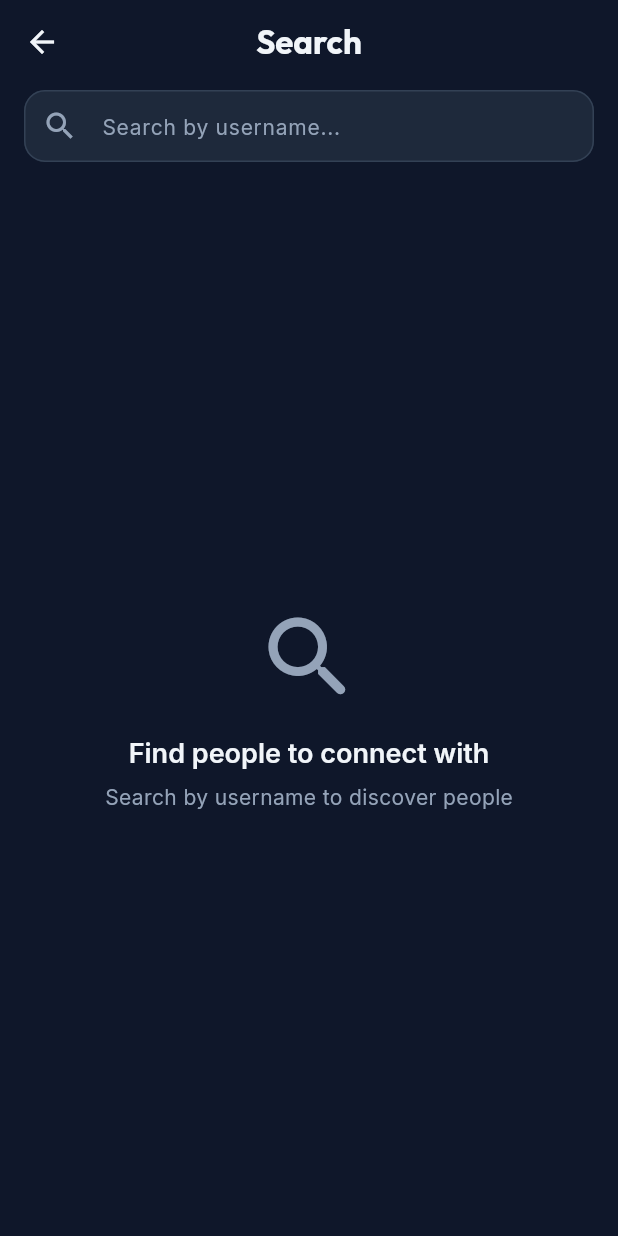
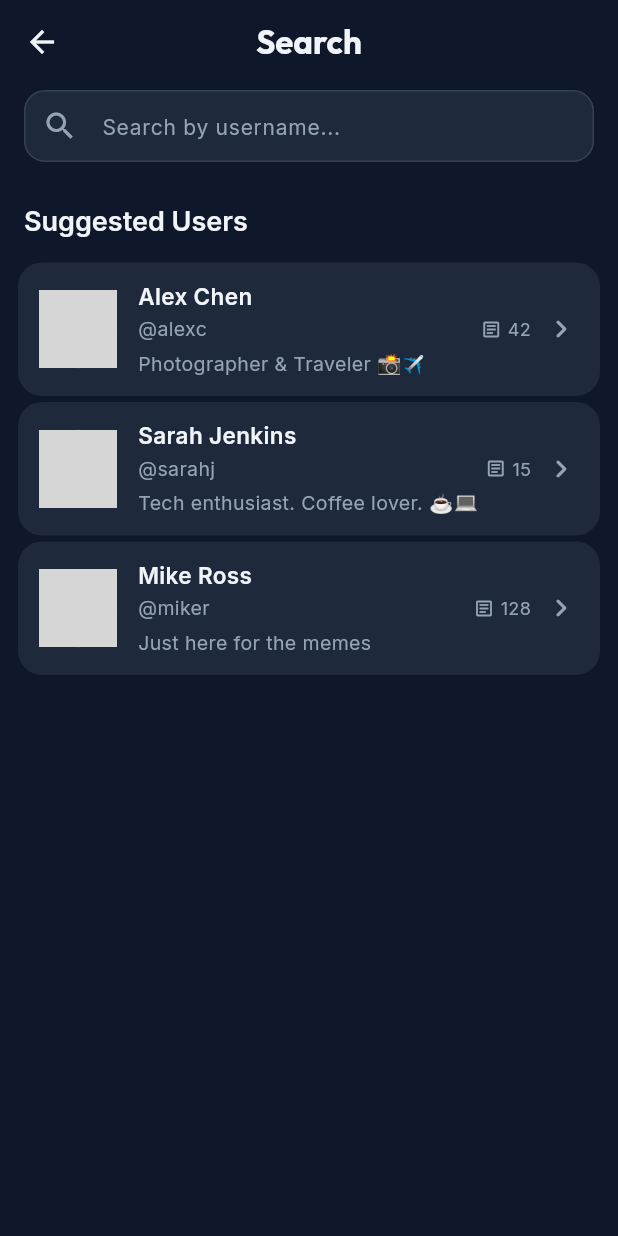
Before and after one commit to musab-18/FLUTTER-FINAL-TASK, a Flutter app: the SearchScreen screen opened directly, on a phone screen of 412 x 824 dp. Run offline on Flutter 3.47's test engine with Material 3 defaults, Android fonts, the phone set to English and light mode, and no system bars; our stand-ins replace cached_network_image, cloud_firestore, firebase_auth, firebase_core, firebase_storage, flutter_animate and 3 more; accounts and stored records are empty; network calls fail; grey boxes are pictures that could not be loaded.

Commit message:
Add dummy data fallback across all screens

```diff
--- a/lib/screens/home/home_screen.dart
+++ b/lib/screens/home/home_screen.dart
@@ -1,8 +1,6 @@
 import 'package:flutter/material.dart';
-import 'package:lottie/lottie.dart';
 import 'package:provider/provider.dart';
 import '../../core/app_theme.dart';
-import '../../providers/auth_provider.dart';
 import '../../providers/post_provider.dart';
 import '../../widgets/post_card.dart';
 import '../../widgets/skeleton_loader.dart';
--- a/lib/screens/main/main_screen.dart
+++ b/lib/screens/main/main_screen.dart
@@ -1,7 +1,5 @@
 import 'package:flutter/material.dart';
-import 'package:provider/provider.dart';
 import '../../core/app_theme.dart';
-import '../../providers/auth_provider.dart';
 import '../home/home_screen.dart';
 import '../search/search_screen.dart';
 import '../notifications/notifications_screen.dart';
--- a/lib/screens/search/search_screen.dart
+++ b/lib/screens/search/search_screen.dart
@@ -4,7 +4,8 @@ import 'package:cloud_firestore/cloud_firestore.dart';
 import '../../core/app_theme.dart';
 import '../../core/constants.dart';
 import '../../models/user_model.dart';
-import 'user_profile_screen.dart';
+import '../../utils/dummy_data.dart';
+import '../profile/user_profile_screen.dart';
 
 class SearchScreen extends StatefulWidget {
   const SearchScreen({super.key});
@@ -100,20 +101,23 @@ class _SearchScreenState extends State<SearchScreen> {
     }
 
     if (!_hasSearched) {
-      return Center(
-        child: Column(
-          mainAxisAlignment: MainAxisAlignment.center,
-          children: [
-            const Icon(Icons.search_rounded,
-                size: 72, color: AppTheme.textSecondary),
-            const SizedBox(height: 16),
-            Text('Find people to connect with',
+      return Column(
+        crossAxisAlignment: CrossAxisAlignment.start,
+        children: [
+          Padding(
+            padding: const EdgeInsets.all(16),
+            child: Text('Suggested Users',
                 style: Theme.of(context).textTheme.titleLarge),
-            const SizedBox(height: 8),
-            const Text('Search by username to discover people',
-                style: TextStyle(color: AppTheme.textSecondary)),
-          ],
-        ),
+          ),
+          Expanded(
+            child: ListView.separated(
+              padding: const EdgeInsets.symmetric(horizontal: 12),
+              itemCount: DummyData.users.length,
+              separatorBuilder: (_, __) => const SizedBox(height: 4),
+              itemBuilder: (_, i) => _UserTile(user: DummyData.users[i]),
+            ),
+          ),
+        ],
       );
     }
 
--- /dev/null
+++ b/lib/utils/dummy_data.dart
@@ -0,0 +1,158 @@
+import '../models/post_model.dart';
+import '../models/user_model.dart';
+import '../models/notification_model.dart';
+import '../models/comment_model.dart';
+
+class DummyData {
+  static final List<UserModel> users = [
+    UserModel(
+      uid: 'dummy_u1',
+      email: 'alex@example.com',
+      displayName: 'Alex Chen',
+      username: 'alexc',
+      bio: 'Photographer & Traveler 📸✈️',
+      photoUrl: 'https://images.unsplash.com/photo-1535713875002-d1d0cf377fde?w=200&fit=crop',
+      followersCount: 1240,
+      followingCount: 340,
+      postsCount: 42,
+      createdAt: DateTime.now().subtract(const Duration(days: 100)),
+    ),
+    UserModel(
+      uid: 'dummy_u2',
+      email: 'sarah@example.com',
+      displayName: 'Sarah Jenkins',
+      username: 'sarahj',
+      bio: 'Tech enthusiast. Coffee lover. ☕️💻',
+      photoUrl: 'https://images.unsplash.com/photo-1494790108377-be9c29b29330?w=200&fit=crop',
+      followersCount: 890,
+      followingCount: 450,
+      postsCount: 15,
+      createdAt: DateTime.now().subtract(const Duration(days: 50)),
+    ),
+    UserModel(
+      uid: 'dummy_u3',
+      email: 'mike@example.com',
+      displayName: 'Mike Ross',
+      username: 'miker',
+      bio: 'Just here for the memes',
+      photoUrl: 'https://images.unsplash.com/photo-1599566150163-29194dcaad36?w=200&fit=crop',
+      followersCount: 5200,
+      followingCount: 120,
+      postsCount: 128,
+      createdAt: DateTime.now().subtract(const Duration(days: 300)),
+    ),
+  ];
+
+  static final List<PostModel> posts = [
+    PostModel(
+      id: 'dummy_p1',
+      authorId: users[0].uid,
+      authorName: users[0].displayName,
+      authorUsername: users[0].username,
+      authorPhotoUrl: users[0].photoUrl,
+      content: 'Just finished setting up my new workspace! What do you guys think? 🚀💻 #workspace #coding',
+      imageUrl: 'https://images.unsplash.com/photo-1498050108023-c5249f4df085?w=600&fit=crop',
+      likesCount: 142,
+      commentsCount: 23,
+      likedBy: ['dummy_u2', 'dummy_u3'],
+      createdAt: DateTime.now().subtract(const Duration(hours: 2)),
+    ),
+    PostModel(
+      id: 'dummy_p2',
+      authorId: users[1].uid,
+      authorName: users[1].displayName,
+      authorUsername: users[1].username,
+      authorPhotoUrl: users[1].photoUrl,
+      content: 'Taking a quick coffee break before diving into the next project. Anyone else fueled by caffeine today? ☕️✨',
+      imageUrl: 'https://images.unsplash.com/photo-1511920170033-f8396924c348?w=600&fit=crop',
+      likesCount: 89,
+      commentsCount: 5,
+      likedBy: ['dummy_u1'],
+      createdAt: DateTime.now().subtract(const Duration(hours: 5)),
+    ),
+    PostModel(
+      id: 'dummy_p3',
+      authorId: users[2].uid,
+      authorName: users[2].displayName,
+      authorUsername: users[2].username,
+      authorPhotoUrl: users[2].photoUrl,
+      content: 'Remember that consistency is key. Small steps every day lead to massive results over time. Keep going! 💪',
+      likesCount: 342,
+      commentsCount: 45,
+      likedBy: ['dummy_u1', 'dummy_u2'],
+      createdAt: DateTime.now().subtract(const Duration(days: 1)),
+    ),
+    PostModel(
+      id: 'dummy_p4',
+      authorId: users[0].uid,
+      authorName: users[0].displayName,
+      authorUsername: users[0].username,
+      authorPhotoUrl: users[0].photoUrl,
+      content: 'Sunset at the beach today was absolutely unreal. Nature really is the best artist. 🌅🌊',
+      imageUrl: 'https://images.unsplash.com/photo-1507525428034-b723cf961d3e?w=600&fit=crop',
+      likesCount: 512,
+      commentsCount: 34,
+      likedBy: ['dummy_u1', 'dummy_u2', 'dummy_u3'],
+      createdAt: DateTime.now().subtract(const Duration(days: 2)),
+    ),
+  ];
+
+  static final List<NotificationModel> notifications = [
+    NotificationModel(
+      id: 'dummy_n1',
+      recipientId: 'current_user',
+      senderId: users[1].uid,
+      senderName: users[1].displayName,
+      senderPhotoUrl: users[1].photoUrl,
+      type: NotificationType.like,
+      message: '${users[1].displayName} liked your post',
+      isRead: false,
+      createdAt: DateTime.now().subtract(const Duration(minutes: 15)),
+    ),
+    NotificationModel(
+      id: 'dummy_n2',
+      recipientId: 'current_user',
+      senderId: users[0].uid,
+      senderName: users[0].displayName,
+      senderPhotoUrl: users[0].photoUrl,
+      type: NotificationType.comment,
+      message: '${users[0].displayName} commented: "This looks amazing! 🔥"',
+      isRead: true,
+      createdAt: DateTime.now().subtract(const Duration(hours: 2)),
+    ),
+    NotificationModel(
+      id: 'dummy_n3',
+      recipientId: 'current_user',
+      senderId: users[2].uid,
+      senderName: users[2].displayName,
+      senderPhotoUrl: users[2].photoUrl,
+      type: NotificationType.follow,
+      message: '${users[2].displayName} started following you',
+      isRead: true,
+      createdAt: DateTime.now().subtract(const Duration(days: 1)),
+    ),
+  ];
+
+  static final List<CommentModel> comments = [
+    CommentModel(
+      id: 'dummy_c1',
+      postId: 'dummy_p1',
+      authorId: users[1].uid,
+      authorName: users[1].displayName,
+      authorUsername: users[1].username,
+      authorPhotoUrl: users[1].photoUrl,
+      content: 'Looks amazing! What monitor is that?',
+      createdAt: DateTime.now().subtract(const Duration(minutes: 30)),
+    ),
+    CommentModel(
+      id: 'dummy_c2',
+      postId: 'dummy_p1',
+      authorId: users[2].uid,
+      authorName: users[2].displayName,
+      authorUsername: users[2].username,
+      authorPhotoUrl: users[2].photoUrl,
+      content: 'Super clean setup bro 🔥',
+      createdAt: DateTime.now().subtract(const Duration(minutes: 15)),
+    ),
+  ];
+}
--- a/lib/widgets/post_card.dart
+++ b/lib/widgets/post_card.dart
@@ -7,8 +7,8 @@ import '../../core/app_theme.dart';
 import '../../models/post_model.dart';
 import '../../providers/auth_provider.dart';
 import '../../providers/post_provider.dart';
-import '../profile/user_profile_screen.dart';
-import '../post/comments_screen.dart';
+import '../screens/profile/user_profile_screen.dart';
+import '../screens/post/comments_screen.dart';
 
 class PostCard extends StatefulWidget {
   final PostModel post;
```
Also changed, not shown: lib/providers/post_provider.dart (+11 -0 lines), lib/screens/notifications/notifications_screen.dart (+4 -17 lines), lib/screens/post/comments_screen.dart (+6 -18 lines), lib/screens/profile/profile_screen.dart (+7 -47 lines), lib/screens/profile/user_profile_screen.dart (+6 -2 lines).
